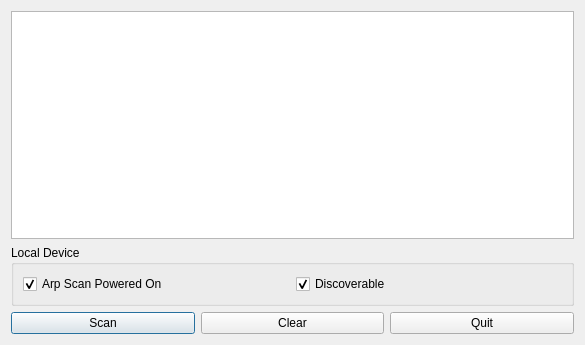
First picture: the form in ui/arpscan.ui, repository CyberRoute/phantom, before the edit.
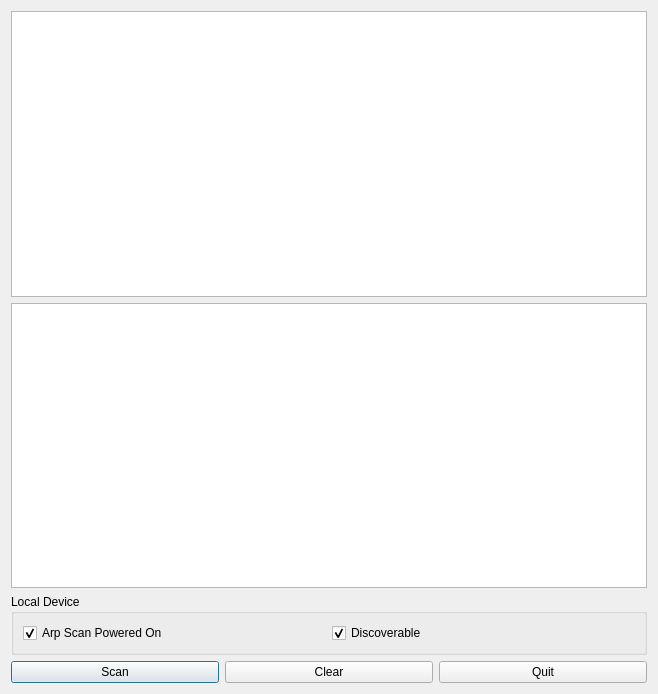
Second picture: the form after the edit.

Commit message: adding view of ARP packets

What changed in the file:
```diff
--- a/ui/arpscan.ui
+++ b/ui/arpscan.ui
@@ -6,8 +6,8 @@
    <rect>
     <x>0</x>
     <y>0</y>
-    <width>585</width>
-    <height>345</height>
+    <width>658</width>
+    <height>694</height>
    </rect>
   </property>
   <property name="windowTitle">
@@ -17,6 +17,9 @@
    <item>
     <widget class="QListWidget" name="list"/>
    </item>
+   <item>
+    <widget class="QListWidget" name="listpkt"/>
+   </item>
    <item>
     <widget class="QGroupBox" name="groupBox">
      <property name="title">
```
The commit also changes 2 other files.
